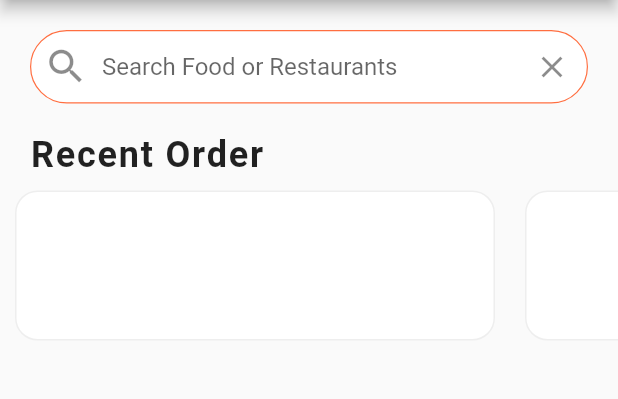
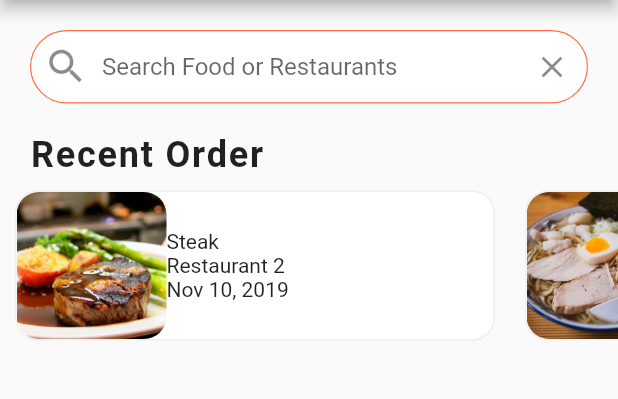
Before and after one commit to williammw/flutter_delivery_app, a Flutter app: the screen it shows after launch, on a phone screen of 412 x 824 dp, the part 84-483 px from its top. Run offline on Flutter 3.47's test engine with Material 2 defaults, Android fonts, the phone set to English and light mode, and no system bars.

Commit message:
home_screen.dart and recent_orders.dart added v1.1

```diff
--- a/lib/widgets/recent_orders.dart
+++ b/lib/widgets/recent_orders.dart
@@ -13,7 +13,30 @@ class RecentOrders extends StatelessWidget {
         border: Border.all(
           width: 1.0,
           color: Colors.grey[200],
-          )),
+        ),
+      ),
+      child: Row(
+        children: <Widget>[
+          ClipRRect(
+            borderRadius: BorderRadius.circular(15.0),
+            child: Image(
+              height: 100,
+              width: 100,
+              image: AssetImage(order.food.imageUrl),
+              fit: BoxFit.cover,
+            ),
+          ),
+          Column(
+            mainAxisAlignment: MainAxisAlignment.center,
+            crossAxisAlignment: CrossAxisAlignment.start,
+            children: <Widget>[
+              Text(order.food.name),
+              Text(order.restaurant.name),
+              Text(order.date),
+            ],
+          ),
+        ],
+      ),
     );
   }
 
@@ -45,7 +68,8 @@ class RecentOrders extends StatelessWidget {
               Order order = currentUser.orders[index];
               return _buildRecentOrder(context, order);
             },
-            ))
+          ),
+        ),
       ],
     );
   }
```
Lines whose indentation alone changed are shown as unchanged.
